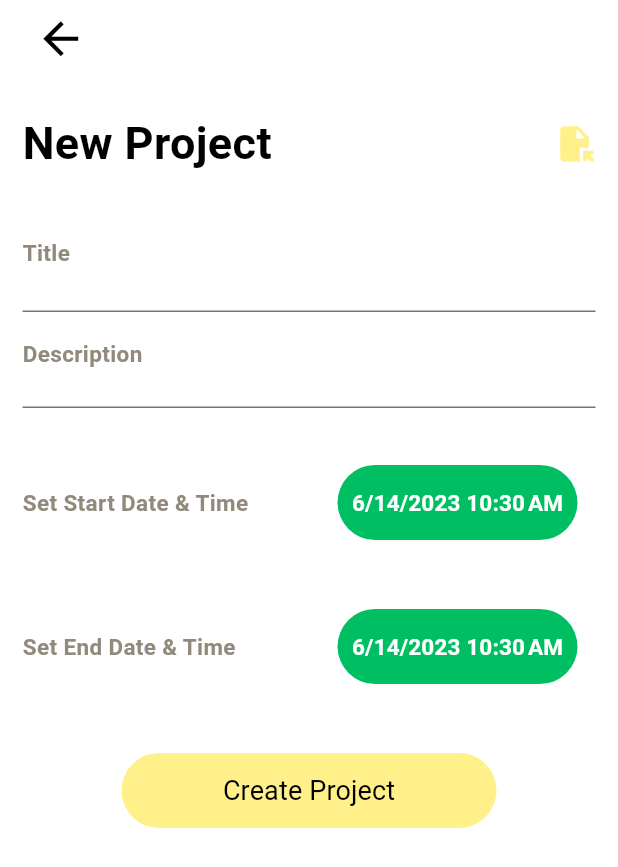
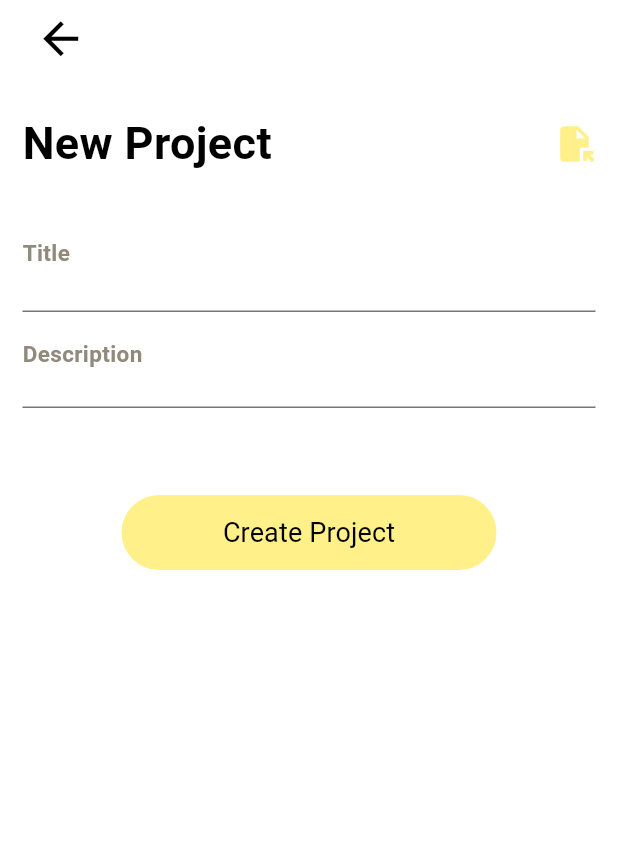
Before and after one commit to nikkieke/task_buddy, a Flutter app: the CreateProjectScreen screen opened by its route, on a phone screen of 412 x 824 dp. Shown: the top 867 px of the screen. Run offline on Flutter 3.47's test engine with Material 2 defaults, Android fonts, the phone set to English and light mode, and no system bars; our stand-ins replace appwrite, carousel_slider, flutter_animate, flutter_riverpod, flutter_slidable, flutter_svg and 5 more.

Commit message:
comment time components

```diff
--- a/lib/features/home/presentation/screens/create_project.dart
+++ b/lib/features/home/presentation/screens/create_project.dart
@@ -105,57 +105,57 @@ class _CreateProjectScreenState extends ConsumerState<CreateProjectScreen> {
 
                   ),
                 ),
-                const SizedBox(height: 30,),
-                Row(
-                  mainAxisAlignment: MainAxisAlignment.spaceBetween,
-                  children: [
-                    const AppText(text: "Set Start Date & Time",
-                      size: 15, color: AppColors.midGrey,
-                      fontWeight: FontWeight.w700,),
-                    TextButton(
-                      onPressed: (){
-                        provider.pickStartDateTime(context);
-                      },
-                      child: Container(
-                        alignment: Alignment.center,
-                        height: 50,
-                        width: 160,
-                        decoration: BoxDecoration(
-                            color: AppColors.primaryColor,
-                            borderRadius: BorderRadius.circular(30)
-                        ),
-                        child: AppText(text: provider.startFormatted,
-                          size: 15, color: AppColors.starkWhite,fontWeight: FontWeight.w700,),
-                      ),
-                    )
-                  ],
-                ),
-                const SizedBox(height: 30,),
-                Row(
-                  mainAxisAlignment: MainAxisAlignment.spaceBetween,
-                  children: [
-                    const AppText(text: "Set End Date & Time",
-                      size: 15, color: AppColors.midGrey,
-                      fontWeight: FontWeight.w700,),
-                    TextButton(
-                      onPressed: () {
-                        provider.pickEndDateTime(context);
-                      },
-                      child: Container(
-                        alignment: Alignment.center,
-                        height: 50,
-                        width: 160,
-                        decoration: BoxDecoration(
-                            color: AppColors.primaryColor,
-                            borderRadius: BorderRadius.circular(30)
-                        ),
-                        child:  AppText(text: provider.endFormatted,
-                          size: 15, color: AppColors.starkWhite,fontWeight: FontWeight.w700,),
-                      ),
-                    )
-                  ],
-                ),
-                const SizedBox(height: 30,),
+                const SizedBox(height: 50,),
+                // Row(
+                //   mainAxisAlignment: MainAxisAlignment.spaceBetween,
+                //   children: [
+                //     const AppText(text: "Set Start Date & Time",
+                //       size: 15, color: AppColors.midGrey,
+                //       fontWeight: FontWeight.w700,),
+                //     TextButton(
+                //       onPressed: (){
+                //         provider.pickStartDateTime(context);
+                //       },
+                //       child: Container(
+                //         alignment: Alignment.center,
+                //         height: 50,
+                //         width: 160,
+                //         decoration: BoxDecoration(
+                //             color: AppColors.primaryColor,
+                //             borderRadius: BorderRadius.circular(30)
+                //         ),
+                //         child: AppText(text: provider.startFormatted,
+                //           size: 15, color: AppColors.starkWhite,fontWeight: FontWeight.w700,),
+                //       ),
+                //     )
+                //   ],
+                // ),
+                // const SizedBox(height: 30,),
+                // Row(
+                //   mainAxisAlignment: MainAxisAlignment.spaceBetween,
+                //   children: [
+                //     const AppText(text: "Set End Date & Time",
+                //       size: 15, color: AppColors.midGrey,
+                //       fontWeight: FontWeight.w700,),
+                //     TextButton(
+                //       onPressed: () {
+                //         provider.pickEndDateTime(context);
+                //       },
+                //       child: Container(
+                //         alignment: Alignment.center,
+                //         height: 50,
+                //         width: 160,
+                //         decoration: BoxDecoration(
+                //             color: AppColors.primaryColor,
+                //             borderRadius: BorderRadius.circular(30)
+                //         ),
+                //         child:  AppText(text: provider.endFormatted,
+                //           size: 15, color: AppColors.starkWhite,fontWeight: FontWeight.w700,),
+                //       ),
+                //     )
+                //   ],
+                // ),
+                // const SizedBox(height: 30,),
                 Align(
                   alignment: Alignment.center,
                   child: Button(
```
